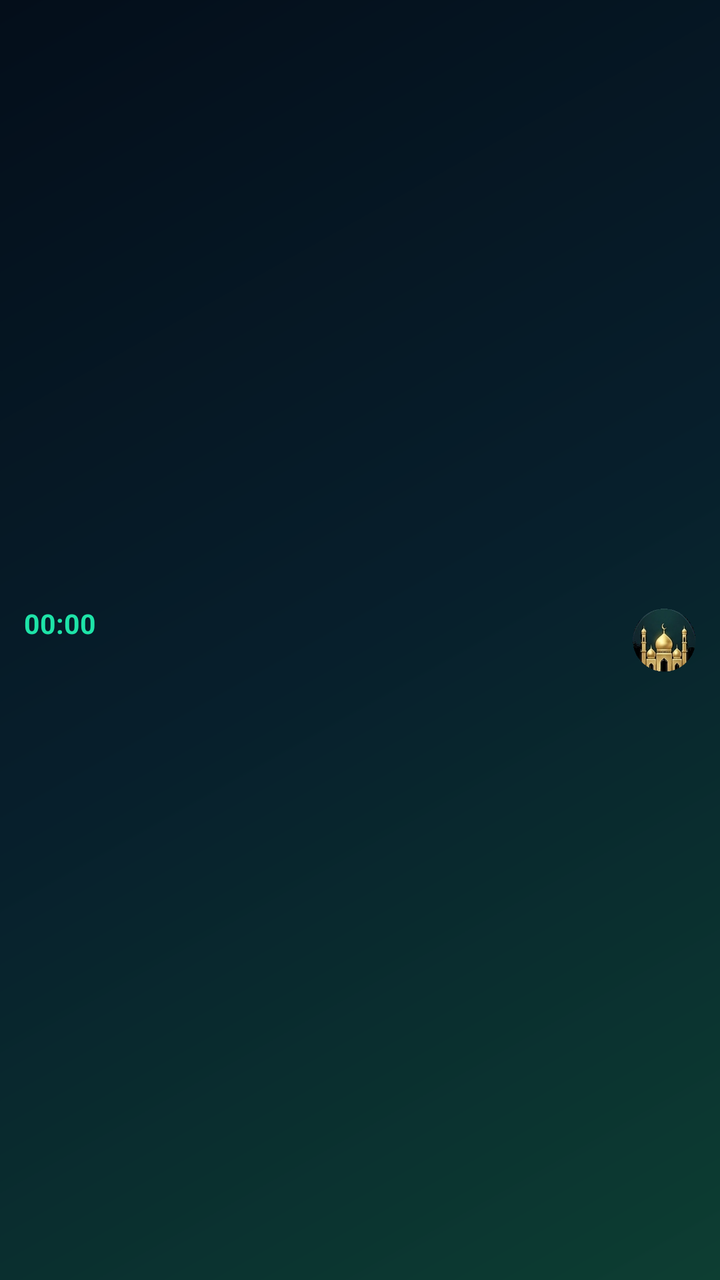
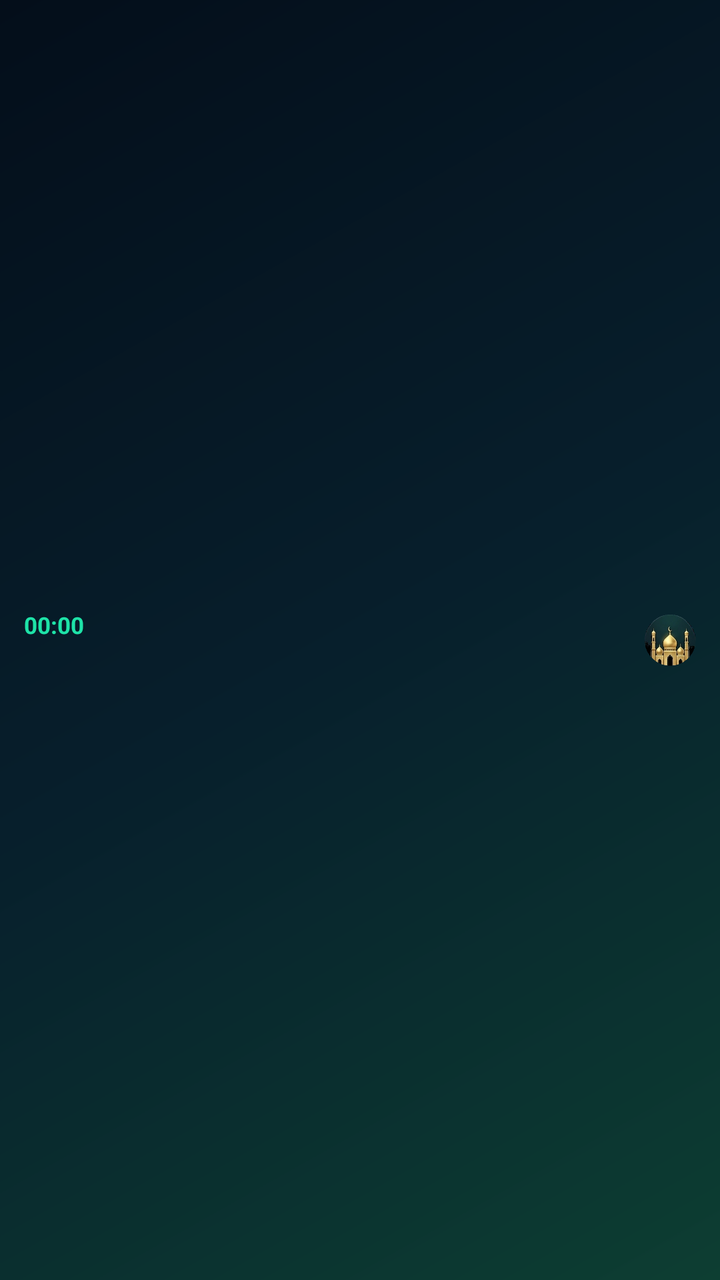

Before-and-after screenshots of an Android layout around one commit, followed by the original layout XML and the change that was made.
<!-- AndroidManifest.xml: application theme android:Theme.DeviceDefault.NoActionBar -->
<!-- res/layout/notif_sakina_live_collapsed.xml -->
<?xml version="1.0" encoding="utf-8"?>
<LinearLayout xmlns:android="http://schemas.android.com/apk/res/android"
    android:layout_width="match_parent"
    android:layout_height="wrap_content"
    android:background="@drawable/bg_notif_glass_card"
    android:gravity="center_vertical"
    android:layoutDirection="rtl"
    android:orientation="horizontal"
    android:paddingStart="12dp"
    android:paddingEnd="12dp"
    android:paddingTop="8dp"
    android:paddingBottom="8dp">

    <ImageView
        android:layout_width="32dp"
        android:layout_height="32dp"
        android:layout_marginEnd="8dp"
        android:scaleType="centerCrop"
        android:src="@drawable/ic_3d_mosque"
        android:contentDescription="@null" />

    <LinearLayout
        android:layout_width="0dp"
        android:layout_height="wrap_content"
        android:layout_weight="1"
        android:orientation="vertical">

        <LinearLayout
            android:layout_width="match_parent"
            android:layout_height="wrap_content"
            android:gravity="center_vertical"
            android:orientation="horizontal">

            <TextView
                android:id="@+id/tv_collapsed_prayer"
                android:layout_width="0dp"
                android:layout_height="wrap_content"
                android:layout_weight="1"
                android:ellipsize="end"
                android:maxLines="1"
                android:textColor="#FFE0C288"
                android:textSize="13.5sp"
                android:textStyle="bold" />

            <Chronometer
                android:id="@+id/tv_collapsed_countdown"
                android:layout_width="wrap_content"
                android:layout_height="wrap_content"
                android:layout_marginStart="6dp"
                android:countDown="true"
                android:maxLines="1"
                android:textColor="#FF1EE3A8"
                android:textSize="13.5sp"
                android:textStyle="bold" />
        </LinearLayout>

        <TextView
            android:id="@+id/tv_collapsed_meta"
            android:layout_width="match_parent"
            android:layout_height="wrap_content"
            android:layout_marginTop="2dp"
            android:ellipsize="end"
            android:maxLines="1"
            android:textColor="#CCFAF6EC"
            android:textSize="10.5sp" />
    </LinearLayout>
</LinearLayout>
<!-- resources referenced by this layout -->
<resources>
  <!-- drawable bg_notif_glass_card (drawable) -->
  <?xml version="1.0" encoding="utf-8"?>
  <shape xmlns:android="http://schemas.android.com/apk/res/android" android:shape="rectangle">
      <gradient
          android:angle="135"
          android:startColor="#FF0D3E32"
          android:centerColor="#FF071F2C"
          android:endColor="#FF040E1A" />
  </shape>
  <!-- drawable ic_3d_mosque: webp bitmap (drawable, 6246 bytes) -->
</resources>

<!-- the commit's change to res/layout/notif_sakina_live_collapsed.xml (unified diff, before → after) -->
@@ -12,8 +12,8 @@
     android:paddingBottom="8dp">
 
     <ImageView
-        android:layout_width="32dp"
-        android:layout_height="32dp"
+        android:layout_width="26dp"
+        android:layout_height="26dp"
         android:layout_marginEnd="8dp"
         android:scaleType="centerCrop"
         android:src="@drawable/ic_3d_mosque"
@@ -39,7 +39,7 @@
                 android:ellipsize="end"
                 android:maxLines="1"
                 android:textColor="#FFE0C288"
-                android:textSize="13.5sp"
+                android:textSize="11.5sp"
                 android:textStyle="bold" />
 
             <Chronometer
@@ -50,7 +50,7 @@
                 android:countDown="true"
                 android:maxLines="1"
                 android:textColor="#FF1EE3A8"
-                android:textSize="13.5sp"
+                android:textSize="11.5sp"
                 android:textStyle="bold" />
         </LinearLayout>
 
@@ -62,6 +62,6 @@
             android:ellipsize="end"
             android:maxLines="1"
             android:textColor="#CCFAF6EC"
-            android:textSize="10.5sp" />
+            android:textSize="9.8sp" />
     </LinearLayout>
 </LinearLayout>
